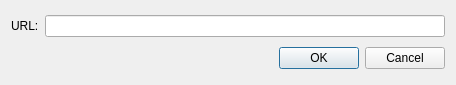
Old version of the form ktorrent/pastedlgbase.ui in the repository KDE/ktorrent.
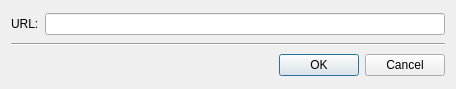
New version of the form. Custom widgets are drawn as their Qt base class.

Commit message: Use KStandardGuiItem in paste dialog and ipfilter dialog

What changed in the file:
```diff
--- a/ktorrent/pastedlgbase.ui
+++ b/ktorrent/pastedlgbase.ui
@@ -6,14 +6,14 @@
     <x>0</x>
     <y>0</y>
     <width>454</width>
-    <height>85</height>
+    <height>89</height>
    </rect>
   </property>
   <property name="windowTitle" >
    <string>Open an URL</string>
   </property>
-  <layout class="QGridLayout" >
-   <item row="0" column="0" >
+  <layout class="QVBoxLayout" >
+   <item>
     <layout class="QHBoxLayout" >
      <item>
       <widget class="QLabel" name="textLabel1" >
@@ -43,16 +43,44 @@
      </item>
     </layout>
    </item>
-   <item row="1" column="0" >
-    <widget class="QDialogButtonBox" name="buttonBox" >
+   <item>
+    <widget class="Line" name="line" >
      <property name="orientation" >
       <enum>Qt::Horizontal</enum>
      </property>
-     <property name="standardButtons" >
-      <set>QDialogButtonBox::Cancel|QDialogButtonBox::NoButton|QDialogButtonBox::Ok</set>
-     </property>
     </widget>
    </item>
+   <item>
+    <layout class="QHBoxLayout" >
+     <item>
+      <spacer>
+       <property name="orientation" >
+        <enum>Qt::Horizontal</enum>
+       </property>
+       <property name="sizeHint" >
+        <size>
+         <width>40</width>
+         <height>20</height>
+        </size>
+       </property>
+      </spacer>
+     </item>
+     <item>
+      <widget class="KPushButton" name="m_ok" >
+       <property name="text" >
+        <string>OK</string>
+       </property>
+      </widget>
+     </item>
+     <item>
+      <widget class="KPushButton" name="m_cancel" >
+       <property name="text" >
+        <string>Cancel</string>
+       </property>
+      </widget>
+     </item>
+    </layout>
+   </item>
   </layout>
  </widget>
  <customwidgets>
@@ -61,6 +89,11 @@
    <extends>QLineEdit</extends>
    <header>klineedit.h</header>
   </customwidget>
+  <customwidget>
+   <class>KPushButton</class>
+   <extends>QPushButton</extends>
+   <header location="global" >kpushbutton.h</header>
+  </customwidget>
  </customwidgets>
  <resources/>
  <connections>
```
Left out of the diff: 28 changed lines with no effect on the pictures. The commit also changes 4 other files.
